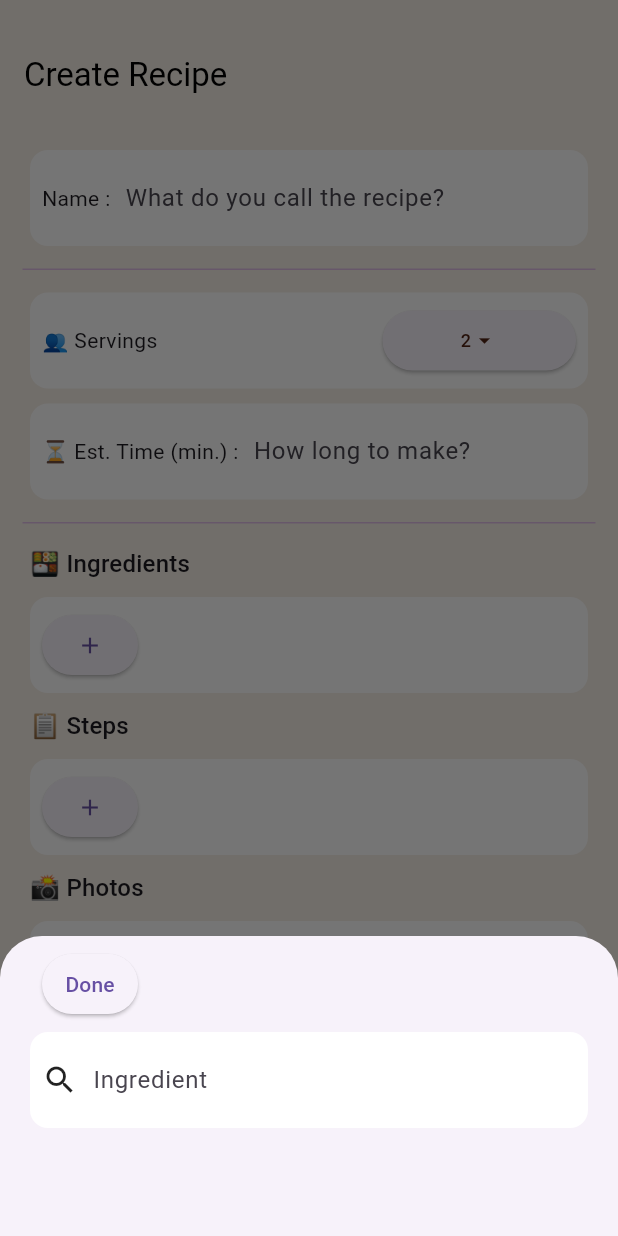
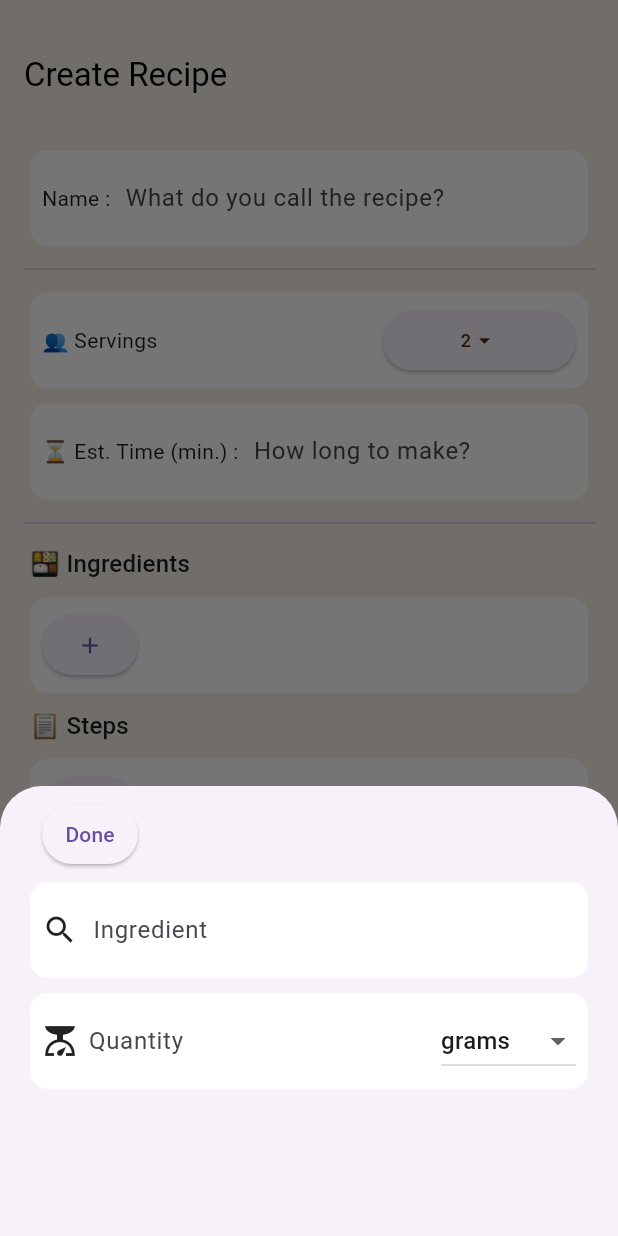
Before and after one commit to GoncaloGingeira/Feast, a Flutter app: the screen it shows after launch, item 3 of the bottom bar chosen, after a tap on the "add" icon, on a phone screen of 412 x 824 dp. Run offline on Flutter 3.47's test engine with Material 2 defaults, Android fonts, the phone set to English and light mode, and no system bars; our stand-ins replace flutter_boxicons, numberpicker; Roboto replaces fonts that are missing (CustomFont1).

Commit message:
Created add ingredient widget
Although add button is not working yet

```diff
--- a/lib/postpage.dart
+++ b/lib/postpage.dart
@@ -12,7 +12,27 @@ class PostPage extends StatefulWidget {
 }
 
 class _PostPageState extends State<PostPage> {
+  var weightUnits = [
+    'grams',
+    'kilograms',
+    'pounds',
+    'ounces',
+    'milliliters',
+    'liters',
+    'teaspoons',
+    'tablespoons',
+    'cups',
+    'fluid ounces',
+  ];
+
   int _currentValue = 2;
+  String dropdownvalue = 'grams';
+
+  // TODO Data to be converted to json
+  Map<String, dynamic> data = {
+    'name': '',
+    'servings': 2,
+  };
 
   @override
   Widget build(BuildContext context) {
@@ -177,12 +197,16 @@ class _PostPageState extends State<PostPage> {
 
   void _showIngredientAdd(BuildContext context) async {
     showModalBottomSheet(
+        isScrollControlled: true,
         context: context,
         builder: (BuildContext context) {
           return StatefulBuilder(
               builder: (BuildContext context, StateSetter setModalState) {
-            return Container(
-                height: 200.0,
+            return Padding(
+              padding:EdgeInsets.only(
+                  bottom: MediaQuery.of(context).viewInsets.bottom),
+              child: Container(
+                  height: 300.0,
                   child: Column(
                     crossAxisAlignment: CrossAxisAlignment.start,
                     mainAxisSize: MainAxisSize.min,
@@ -219,9 +243,58 @@ class _PostPageState extends State<PostPage> {
                               ))
                             ],
                           )),
+                      const SizedBox(height: 10),
+                      Container(
+                          margin: const EdgeInsets.symmetric(horizontal: 20),
+                          padding: const EdgeInsets.all(8),
+                          decoration: BoxDecoration(
+                              color: Colors.white,
+                              borderRadius: BorderRadius.circular(12)),
+                          child: Row(
+                            children: [
+                              const Icon(Icons.scale),
+                              const SizedBox(width: 7),
+                              Expanded(
+                                  child: TextFormField(
+                                    keyboardType: TextInputType.number,
+                                    decoration: const InputDecoration(
+                                      hintText: 'Quantity',
+                                      border: InputBorder.none,
+                                    ),
+                                  )),
+                              Container(
+                                width: 90,
+                                child: DropdownButton(
+                                  isExpanded: true,
+                                  // Initial Value
+                                  value: dropdownvalue,
+
+                                  // Down Arrow Icon
+                                  icon: const Icon(Icons.arrow_drop_down),
+
+                                  // Array list of items
+                                  items: weightUnits.map((String items) {
+                                    return DropdownMenuItem(
+                                      value: items,
+                                      child: Text(items),
+                                    );
+                                  }).toList(),
+                                  // After selecting the desired option,it will
+                                  // change button value to selected value
+                                  onChanged: (String? newValue) {
+                                    setModalState(() {
+                                      dropdownvalue = newValue!;
+                                    });
+                                  },
+                                ),
+                              ),
+
+                            ],
+                          )),
                       //  TODO
                     ],
-                ));
+                  )),
+            );
           });
         });
   }
```
Lines whose indentation alone changed are shown as unchanged.
